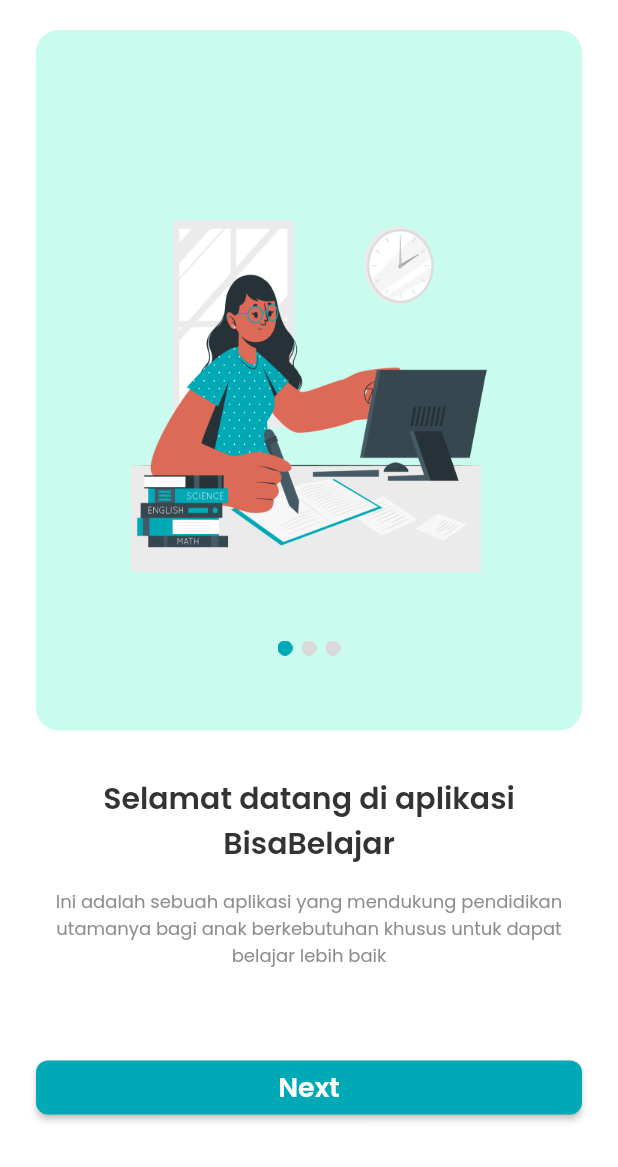
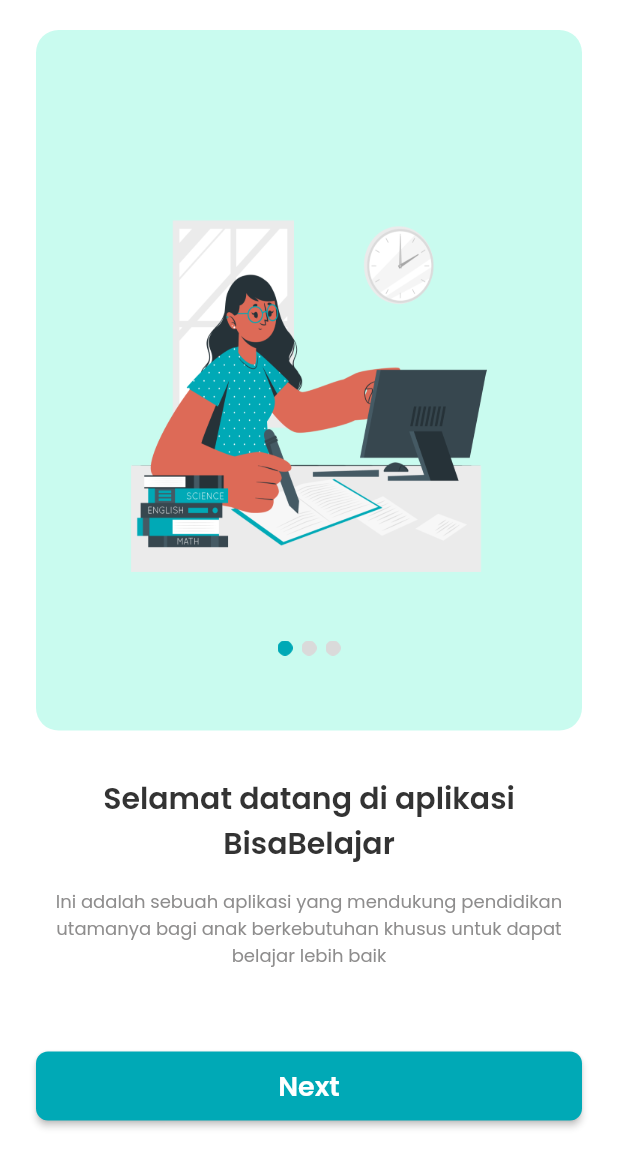
Before and after one commit to hananfarizta/BisaBelajar-Apps, a Flutter app: the screen it shows after launch, on a phone screen of 412 x 824 dp. Shown: the top 1167 px of the screen. Run offline on Flutter 3.47's test engine with Material 2 defaults, Android fonts, the phone set to English and light mode, and no system bars; our stand-ins replace google_fonts.

Commit message:
update onboarding 1

```diff
--- a/flutter_application_1/lib/pages/onboarding1.dart
+++ b/flutter_application_1/lib/pages/onboarding1.dart
@@ -85,6 +85,8 @@ class OnBoarding1 extends StatelessWidget {
           ),
           Padding(
             padding: const EdgeInsets.symmetric(horizontal: 24),
+            child: SizedBox(
+              height: 46,
               child: ElevatedButton(
                 child: Text(
                   'Next',
@@ -108,6 +110,7 @@ class OnBoarding1 extends StatelessWidget {
               ),
               ),
             ),
+          ),
           SizedBox(
             height: 30,
           )
```
Lines whose indentation alone changed are shown as unchanged.
